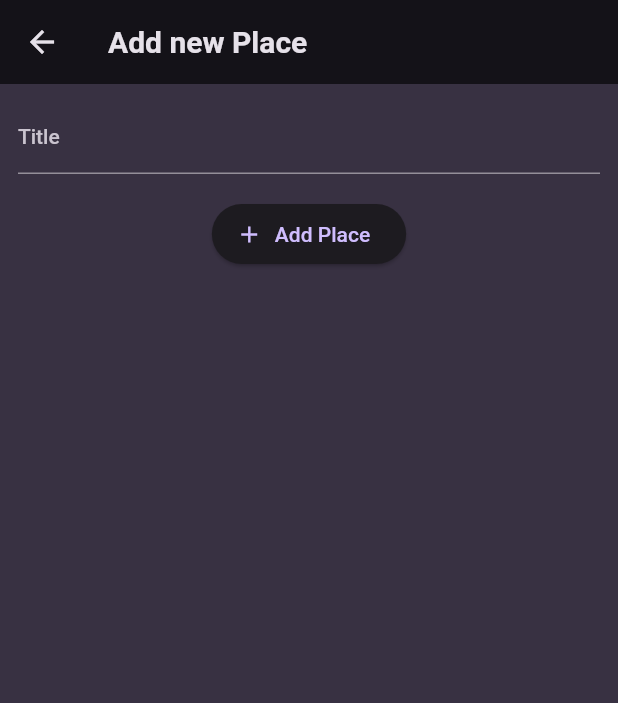
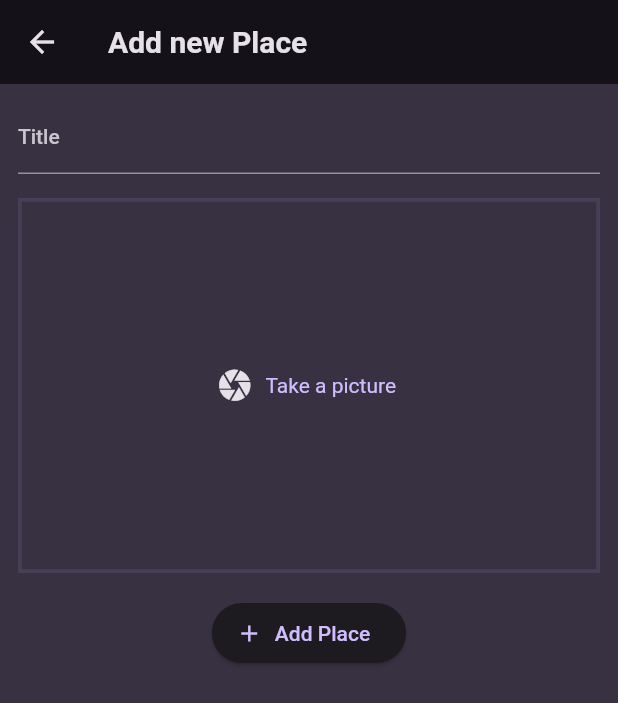
Before and after one commit to MarkMeme/favorite_places_app, a Flutter app: the AddPlaceScreen screen opened directly, after a tap on "Add Place", on a phone screen of 412 x 824 dp. Shown: the top 703 px of the screen. Run offline on Flutter 3.47's test engine with Material 2 defaults, Android fonts, the phone set to English and light mode, and no system bars; our stand-ins replace flutter_riverpod, google_fonts, image_picker.

Commit message:
picking image succesfully

```diff
--- a/lib/models/place.dart
+++ b/lib/models/place.dart
@@ -1,10 +1,13 @@
+import 'dart:io';
+
 import 'package:uuid/uuid.dart';
 
 const uuid = Uuid();
 
 class Place {
-  Place({required this.title}) : id = uuid.v4();
+  Place({required this.title, required this.image}) : id = uuid.v4();
 
   final String id;
   final String title;
+  final File image;
 }
--- a/lib/providers/user_places.dart
+++ b/lib/providers/user_places.dart
@@ -1,3 +1,5 @@
+import 'dart:io';
+
 import 'package:flutter_riverpod/flutter_riverpod.dart';
 
 import 'package:favorite_places/models/place.dart';
@@ -5,8 +7,8 @@ import 'package:favorite_places/models/place.dart';
 class UserPlacesNotifier extends StateNotifier<List<Place>> {
   UserPlacesNotifier() : super(const []);
 
-  void addPlace(String title) {
-    final newPlace = Place(title: title);
+  void addPlace(String title, File image) {
+    final newPlace = Place(title: title, image: image);
     state = [newPlace, ...state];
   }
 }
--- a/lib/screens/add_place.dart
+++ b/lib/screens/add_place.dart
@@ -1,3 +1,6 @@
+import 'dart:io';
+
+import 'package:favorite_places/widgets/image_input.dart';
 import 'package:flutter/material.dart';
 import 'package:flutter_riverpod/flutter_riverpod.dart';
 
@@ -15,14 +18,18 @@ class AddPlaceScreen extends ConsumerStatefulWidget {
 class _AddPlaceScreenState extends ConsumerState<AddPlaceScreen> {
   final _titleController = TextEditingController();
 
+  File? _selectedImage;
+
   void _savePlace() {
     final enteredTitle = _titleController.text;
 
-    if (enteredTitle.isEmpty) {
+    if (enteredTitle.isEmpty || _selectedImage == null) {
       return;
     }
 
-    ref.read(userPlacesProvider.notifier).addPlace(enteredTitle);
+    ref
+        .read(userPlacesProvider.notifier)
+        .addPlace(enteredTitle, _selectedImage!);
 
     Navigator.of(context).pop();
   }
@@ -51,6 +58,12 @@ class _AddPlaceScreenState extends ConsumerState<AddPlaceScreen> {
               ),
             ),
             const SizedBox(height: 16),
+            ImageInput(
+              onPickImage: (image) {
+                _selectedImage = image;
+              },
+            ),
+            const SizedBox(height: 16),
             ElevatedButton.icon(
               onPressed: _savePlace,
               icon: const Icon(Icons.add),
--- /dev/null
+++ b/lib/widgets/image_input.dart
@@ -0,0 +1,68 @@
+import 'dart:io';
+
+import 'package:flutter/material.dart';
+import 'package:image_picker/image_picker.dart';
+
+class ImageInput extends StatefulWidget {
+  const ImageInput({super.key, required this.onPickImage});
+
+  final void Function(File image) onPickImage;
+
+  @override
+  State<ImageInput> createState() => _ImageInputState();
+}
+
+class _ImageInputState extends State<ImageInput> {
+  File? _selectedImage;
+  void _takePic() async {
+    final imagepicker = ImagePicker();
+    final pickedImage =
+        await imagepicker.pickImage(source: ImageSource.camera, maxWidth: 600);
+
+    if (pickedImage == null) {
+      return;
+    }
+    setState(() {
+      _selectedImage = File(pickedImage.path);
+    });
+    widget.onPickImage(_selectedImage!);
+  }
+
+  @override
+  Widget build(BuildContext context) {
+    Widget conetnt = TextButton.icon(
+        style: ButtonStyle(
+            iconColor: MaterialStatePropertyAll(
+                Theme.of(context).colorScheme.onBackground),
+            textStyle: MaterialStatePropertyAll(TextStyle(
+              color: Theme.of(context).colorScheme.onBackground,
+            ))),
+        onPressed: _takePic,
+        icon: const Icon(
+          Icons.camera,
+          size: 25,
+        ),
+        label: const Text('Take a picture'));
+
+    if (_selectedImage != null) {
+      conetnt = GestureDetector(
+        onTap: _takePic,
+        child: Image.file(
+          _selectedImage!,
+          fit: BoxFit.cover,
+          width: double.infinity,
+          height: double.infinity,
+        ),
+      );
+    }
+    return Container(
+        width: double.infinity,
+        height: 250,
+        decoration: BoxDecoration(
+            border: Border.all(
+          width: 2.5,
+          color: Theme.of(context).colorScheme.primary.withOpacity(0.1),
+        )),
+        child: conetnt);
+  }
+}
--- a/pubspec.yaml
+++ b/pubspec.yaml
@@ -38,6 +38,7 @@ dependencies:
   google_fonts: ^4.0.3
   uuid: ^3.0.7
   flutter_riverpod: ^2.3.2
+  image_picker: ^1.0.1
 
 dev_dependencies:
   flutter_test:
```
Also changed, not shown: lib/screens/place_detail.dart (+15 -11 lines), lib/widgets/places_list.dart (+12 -2 lines), pubspec.lock, 6 other files.
